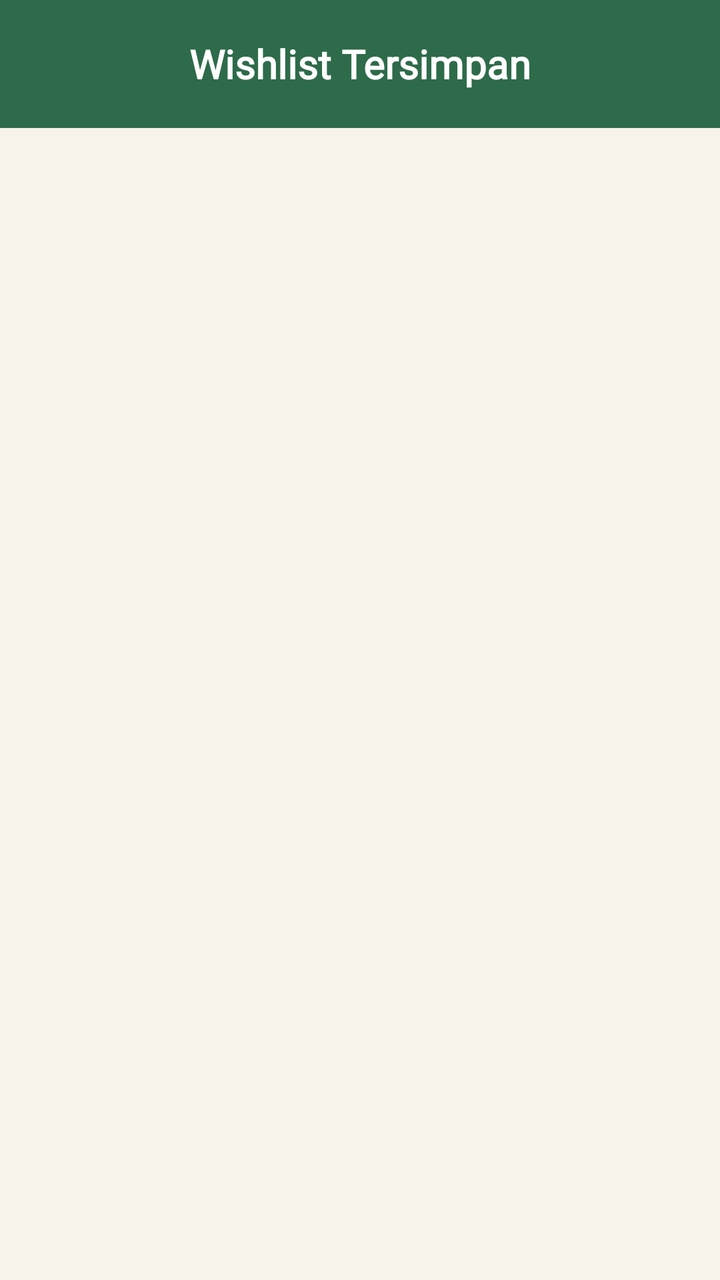
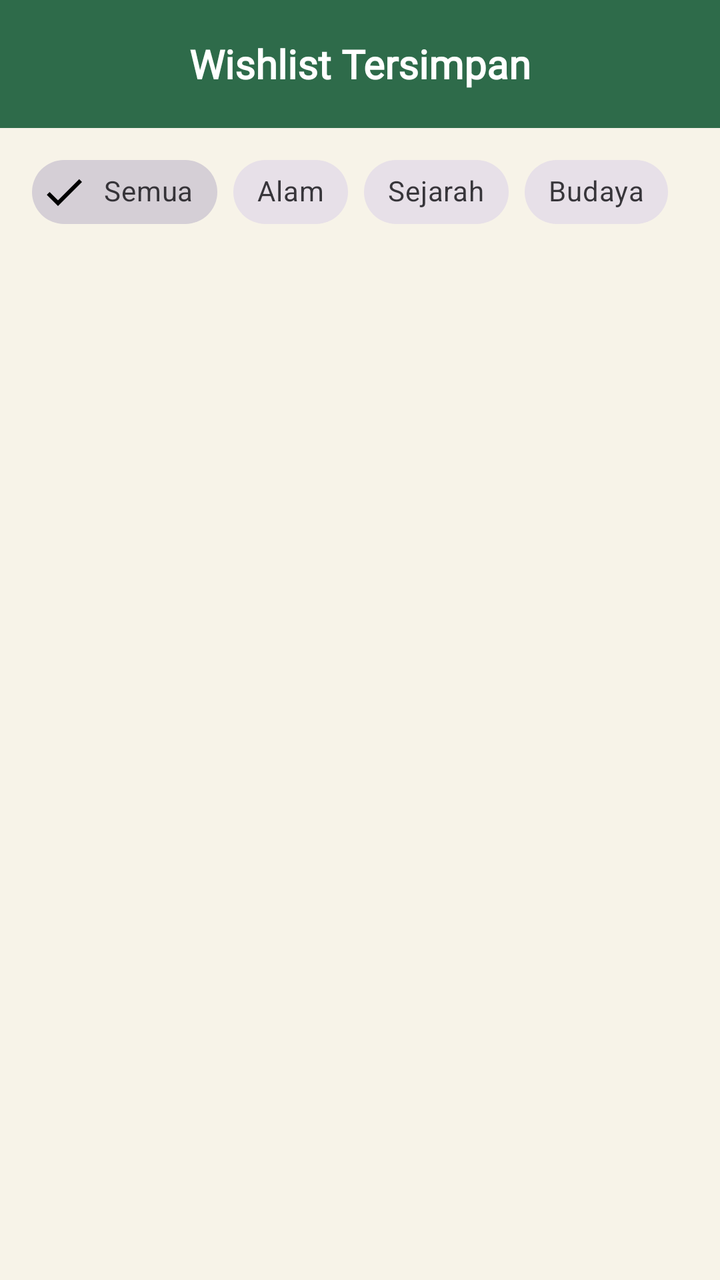

Screens rendered from an Android XML layout before and after an edit, with the pre-edit source and the edit as a unified diff.
<!-- AndroidManifest.xml: application theme Theme.YusufSy_3TIB -->
<!-- res/layout/fragment_wishlist.xml -->
<?xml version="1.0" encoding="utf-8"?>
<androidx.coordinatorlayout.widget.CoordinatorLayout xmlns:android="http://schemas.android.com/apk/res/android"
    xmlns:app="http://schemas.android.com/apk/res-auto"
    android:layout_width="match_parent"
    android:layout_height="match_parent"
    android:background="@color/cream_background">

    <com.google.android.material.appbar.AppBarLayout
        android:id="@+id/appBarLayout"
        android:layout_width="match_parent"
        android:layout_height="wrap_content">

        <androidx.appcompat.widget.Toolbar
            android:id="@+id/toolbar"
            android:layout_width="match_parent"
            android:layout_height="?attr/actionBarSize"
            android:background="@color/button">

            <TextView
                android:layout_width="wrap_content"
                android:layout_height="wrap_content"
                android:layout_gravity="center"
                android:fontFamily="@font/merriweatherextrabold"
                android:text="@string/title_wishlist"
                android:textColor="@color/white"
                android:textSize="20sp"
                android:textStyle="bold" />
        </androidx.appcompat.widget.Toolbar>
    </com.google.android.material.appbar.AppBarLayout>

    <ListView
        android:id="@+id/listViewDestinasi"
        android:layout_width="match_parent"
        android:layout_height="match_parent"
        app:layout_behavior="@string/appbar_scrolling_view_behavior" />

</androidx.coordinatorlayout.widget.CoordinatorLayout>
<!-- resources referenced by this layout -->
<resources>
  <color name="button">#FF2E6B4A</color>
  <color name="cream_background">#FFF7F3E8</color>
  <color name="white">#FFFFFFFF</color>
  <string name="title_wishlist">Wishlist Tersimpan</string>
  <style name="Theme.YusufSy_3TIB" parent="Base.Theme.YusufSy_3TIB" />
  <style name="Base.Theme.YusufSy_3TIB" parent="Theme.Material3.DayNight.NoActionBar">
          
          
      </style>
</resources>

<!-- the commit's change to res/layout/fragment_wishlist.xml (unified diff, before → after) -->
@@ -8,7 +8,9 @@
     <com.google.android.material.appbar.AppBarLayout
         android:id="@+id/appBarLayout"
         android:layout_width="match_parent"
-        android:layout_height="wrap_content">
+        android:layout_height="wrap_content"
+        android:background="@color/cream_background"
+        app:elevation="0dp">
 
         <androidx.appcompat.widget.Toolbar
             android:id="@+id/toolbar"
@@ -26,6 +28,55 @@
                 android:textSize="20sp"
                 android:textStyle="bold" />
         </androidx.appcompat.widget.Toolbar>
+
+        
+        <HorizontalScrollView
+            android:layout_width="match_parent"
+            android:layout_height="wrap_content"
+            android:scrollbars="none"
+            android:paddingStart="16dp"
+            android:paddingEnd="16dp"
+            android:paddingTop="8dp"
+            android:paddingBottom="8dp">
+
+            <com.google.android.material.chip.ChipGroup
+                android:id="@+id/chipGroupKategori"
+                android:layout_width="wrap_content"
+                android:layout_height="wrap_content"
+                app:singleLine="true"
+                app:singleSelection="true"
+                app:selectionRequired="true">
+
+                <com.google.android.material.chip.Chip
+                    android:id="@+id/chipSemua"
+                    style="@style/Widget.MaterialComponents.Chip.Filter"
+                    android:layout_width="wrap_content"
+                    android:layout_height="wrap_content"
+                    android:checked="true"
+                    android:text="@string/chip_semua" />
+
+                <com.google.android.material.chip.Chip
+                    android:id="@+id/chipAlam"
+                    style="@style/Widget.MaterialComponents.Chip.Filter"
+                    android:layout_width="wrap_content"
+                    android:layout_height="wrap_content"
+                    android:text="@string/chip_alam" />
+
+                <com.google.android.material.chip.Chip
+                    android:id="@+id/chipSejarah"
+                    style="@style/Widget.MaterialComponents.Chip.Filter"
+                    android:layout_width="wrap_content"
+                    android:layout_height="wrap_content"
+                    android:text="@string/chip_sejarah" />
+
+                <com.google.android.material.chip.Chip
+                    android:id="@+id/chipBudaya"
+                    style="@style/Widget.MaterialComponents.Chip.Filter"
+                    android:layout_width="wrap_content"
+                    android:layout_height="wrap_content"
+                    android:text="@string/chip_budaya" />
+            </com.google.android.material.chip.ChipGroup>
+        </HorizontalScrollView>
     </com.google.android.material.appbar.AppBarLayout>
 
     <ListView
<!-- resource entries referenced after the edit -->
@@ -3,6 +3,10 @@
   <color name="button">#FF2E6B4A</color>
   <color name="cream_background">#FFF7F3E8</color>
   <color name="white">#FFFFFFFF</color>
+  <string name="chip_alam">Alam</string>
+  <string name="chip_budaya">Budaya</string>
+  <string name="chip_sejarah">Sejarah</string>
+  <string name="chip_semua">Semua</string>
   <string name="title_wishlist">Wishlist Tersimpan</string>
   <style name="Theme.YusufSy_3TIB" parent="Base.Theme.YusufSy_3TIB" />
   <style name="Base.Theme.YusufSy_3TIB" parent="Theme.Material3.DayNight.NoActionBar">
